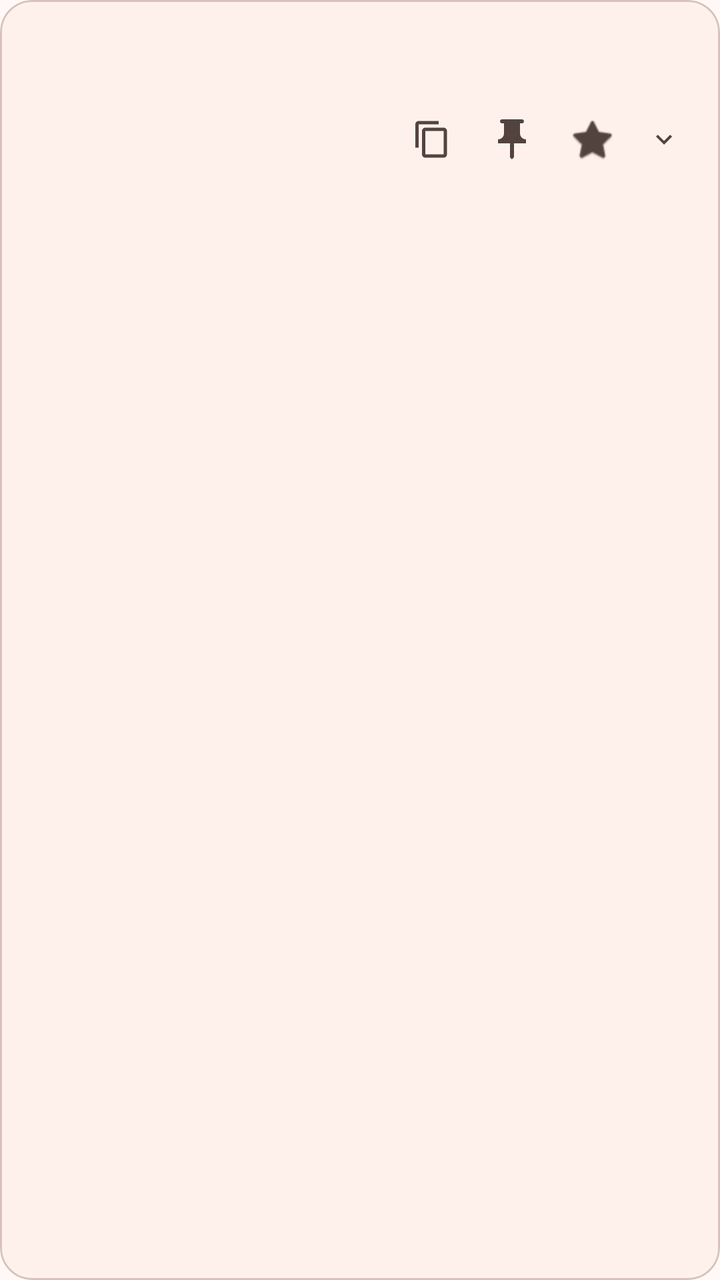
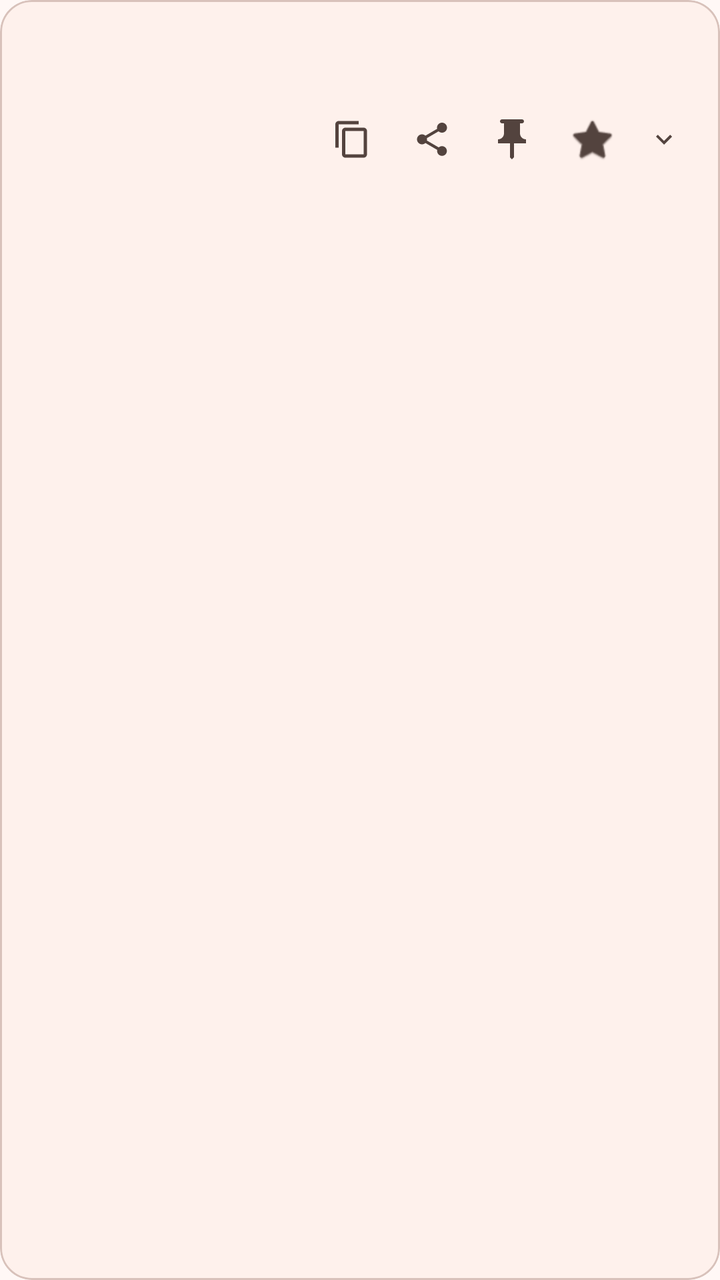

The first picture is an Android layout as it rendered before a commit; the second is the same layout after the commit. The layout source and the unified diff follow.
<!-- AndroidManifest.xml: application theme Theme.ClipboardManager -->
<!-- res/layout/item_clipboard.xml -->
<?xml version="1.0" encoding="utf-8"?>
<com.google.android.material.card.MaterialCardView
    xmlns:android="http://schemas.android.com/apk/res/android"
    xmlns:app="http://schemas.android.com/apk/res-auto"
    android:id="@+id/root"
    android:layout_width="match_parent"
    android:layout_height="wrap_content"
    android:layout_marginHorizontal="12dp"
    android:layout_marginVertical="6dp"
    app:cardCornerRadius="16dp"
    app:cardElevation="0dp"
    app:cardBackgroundColor="@color/md_theme_surfaceContainerLow"
    app:strokeWidth="1dp"
    app:strokeColor="@color/md_theme_outlineVariant"
    android:clickable="true"
    android:focusable="true">

    <LinearLayout
        android:layout_width="match_parent"
        android:layout_height="wrap_content"
        android:orientation="vertical"
        android:padding="16dp">

        <TextView
            android:id="@+id/clipText"
            android:layout_width="match_parent"
            android:layout_height="wrap_content"
            android:ellipsize="end"
            android:maxLines="3"
            android:textAppearance="?attr/textAppearanceBodyLarge"
            android:textColor="@color/md_theme_onSurface" />

        <com.google.android.material.imageview.ShapeableImageView
            android:id="@+id/clipImage"
            android:layout_width="match_parent"
            android:layout_height="180dp"
            android:layout_marginTop="8dp"
            android:scaleType="centerCrop"
            android:adjustViewBounds="true"
            android:visibility="gone"
            app:shapeAppearanceOverlay="@style/ShapeAppearance.Material3.Corner.Medium" />


        <LinearLayout
            android:id="@+id/detailContainer"
            android:layout_width="match_parent"
            android:layout_height="wrap_content"
            android:orientation="vertical"
            android:visibility="gone"
            android:layout_marginTop="12dp"
            android:paddingTop="12dp">

            <View
                android:layout_width="match_parent"
                android:layout_height="1dp"
                android:layout_marginBottom="12dp"
                android:background="@color/md_theme_outlineVariant" />

            <LinearLayout
                android:layout_width="match_parent"
                android:layout_height="wrap_content"
                android:orientation="horizontal"
                android:gravity="center_vertical"
                android:layout_marginBottom="8dp">

                <TextView
                    android:id="@+id/labelText"
                    android:layout_width="0dp"
                    android:layout_height="wrap_content"
                    android:layout_weight="1"
                    android:textAppearance="?attr/textAppearanceLabelLarge"
                    android:textColor="@color/md_theme_onSurfaceVariant"
                    android:hint="No label" />

                <ImageView
                    android:id="@+id/btnEditLabel"
                    android:layout_width="32dp"
                    android:layout_height="32dp"
                    android:padding="6dp"
                    android:background="?attr/selectableItemBackgroundBorderless"
                    android:src="@android:drawable/ic_menu_edit"
                    app:tint="@color/md_theme_onSurfaceVariant" />
            </LinearLayout>

            <TextView
                android:id="@+id/appNameText"
                android:layout_width="wrap_content"
                android:layout_height="wrap_content"
                android:textAppearance="?attr/textAppearanceTitleSmall"
                android:textColor="@color/md_theme_onSurface" />

            <TextView
                android:id="@+id/fullPackageText"
                android:layout_width="wrap_content"
                android:layout_height="wrap_content"
                android:textAppearance="?attr/textAppearanceBodySmall"
                android:textColor="@color/md_theme_onSurfaceVariant"
                android:layout_marginTop="4dp" />

            <TextView
                android:id="@+id/extraDetailsText"
                android:layout_width="wrap_content"
                android:layout_height="wrap_content"
                android:textAppearance="?attr/textAppearanceBodySmall"
                android:textColor="@color/md_theme_onSurfaceVariant"
                android:layout_marginTop="2dp" />

            <TextView
                android:id="@+id/wordCharCount"
                android:layout_width="wrap_content"
                android:layout_height="wrap_content"
                android:layout_marginTop="4dp"
                android:textAppearance="?attr/textAppearanceBodySmall"
                android:textColor="@color/md_theme_onSurfaceVariant"
                android:visibility="gone" />

            <LinearLayout
                android:layout_width="match_parent"
                android:layout_height="wrap_content"
                android:orientation="horizontal"
                android:layout_marginTop="12dp"
                android:gravity="start">

                <com.google.android.material.chip.Chip
                    android:id="@+id/chipSensitive"
                    style="@style/Widget.Material3.Chip.Filter"
                    android:layout_width="wrap_content"
                    android:layout_height="wrap_content"
                    android:layout_marginEnd="8dp"
                    android:text="Sensitive"
                    app:chipIcon="@android:drawable/ic_lock_lock" />

            </LinearLayout>

            <LinearLayout
                android:layout_width="match_parent"
                android:layout_height="wrap_content"
                android:orientation="horizontal"
                android:layout_marginTop="8dp"
                android:gravity="end">

                <com.google.android.material.button.MaterialButton
                    android:id="@+id/btnEdit"
                    style="@style/Widget.Material3.Button.TextButton.Icon"
                    android:layout_width="wrap_content"
                    android:layout_height="wrap_content"
                    android:layout_marginEnd="4dp"
                    android:text="Edit"
                    app:icon="@android:drawable/ic_menu_edit" />

                <com.google.android.material.button.MaterialButton
                    android:id="@+id/btnDelete"
                    style="@style/Widget.Material3.Button.TextButton.Icon"
                    android:layout_width="wrap_content"
                    android:layout_height="wrap_content"
                    android:text="Delete"
                    android:textColor="@color/md_theme_error"
                    app:iconTint="@color/md_theme_error"
                    app:icon="@android:drawable/ic_menu_delete" />

            </LinearLayout>

        </LinearLayout>

        <RelativeLayout
            android:layout_width="match_parent"
            android:layout_height="wrap_content"
            android:layout_marginTop="12dp">

            <TextView
                android:id="@+id/metaText"
                android:layout_width="wrap_content"
                android:layout_height="wrap_content"
                android:layout_centerVertical="true"
                android:textAppearance="?attr/textAppearanceLabelMedium"
                android:textColor="@color/md_theme_onSurfaceVariant" />

            <LinearLayout
                android:layout_width="wrap_content"
                android:layout_height="wrap_content"
                android:layout_alignParentEnd="true"
                android:orientation="horizontal"
                android:gravity="center_vertical">

                <ImageView
                    android:id="@+id/eyeIcon"
                    android:layout_width="40dp"
                    android:layout_height="40dp"
                    android:padding="10dp"
                    android:background="?attr/selectableItemBackgroundBorderless"
                    android:src="@drawable/ic_visibility"
                    android:visibility="gone"
                    app:tint="@color/md_theme_onSurfaceVariant" />


                <ImageView
                    android:id="@+id/quickCopy"
                    android:layout_width="40dp"
                    android:layout_height="40dp"
                    android:padding="10dp"
                    android:background="?attr/selectableItemBackgroundBorderless"
                    android:src="@drawable/ic_copy"
                    app:tint="@color/md_theme_onSurfaceVariant" />

                <ImageView
                    android:id="@+id/pinIcon"
                    android:layout_width="40dp"
                    android:layout_height="40dp"
                    android:padding="8dp"
                    android:background="?attr/selectableItemBackgroundBorderless"
                    android:src="@drawable/baseline_push_pin"
                    app:tint="@color/md_theme_onSurfaceVariant" />

                <ImageView
                    android:id="@+id/favoriteIcon"
                    android:layout_width="40dp"
                    android:layout_height="40dp"
                    android:padding="8dp"
                    android:background="?attr/selectableItemBackgroundBorderless"
                    android:src="@android:drawable/btn_star_big_off"
                    app:tint="@color/md_theme_onSurfaceVariant" />

                <ImageView
                    android:id="@+id/expandArrow"
                    android:layout_width="24dp"
                    android:layout_height="24dp"
                    android:layout_marginStart="4dp"
                    android:padding="4dp"
                    android:background="?attr/selectableItemBackgroundBorderless"
                    android:src="@drawable/ic_arrow_down"
                    app:tint="@color/md_theme_onSurfaceVariant" />

            </LinearLayout>

        </RelativeLayout>

    </LinearLayout>

</com.google.android.material.card.MaterialCardView>
<!-- resources referenced by this layout -->
<resources>
  <color name="md_theme_error">#B00000</color>
  <color name="md_theme_onSurface">#231A17</color>
  <color name="md_theme_onSurfaceVariant">#53433E</color>
  <color name="md_theme_outlineVariant">#D8C2BB</color>
  <color name="md_theme_surfaceContainerLow">#FEF1EC</color>
  <!-- drawable ic_arrow_down (drawable) -->
  <vector xmlns:android="http://schemas.android.com/apk/res/android"
      android:width="24dp"
      android:height="24dp"
      android:viewportWidth="24"
      android:viewportHeight="24">
      <path
          android:fillColor="#FF000000"
          android:pathData="M7.41,8.59L12,13.17l4.59,-4.58L18,10l-6,6,-6,-6 1.41,-1.41z"/>
  </vector>
  <!-- drawable ic_copy (drawable) -->
  <vector xmlns:android="http://schemas.android.com/apk/res/android"
      android:width="24dp"
      android:height="24dp"
      android:viewportWidth="24"
      android:viewportHeight="24"
      android:tint="@color/md_theme_control_normal">
    <path
        android:fillColor="@android:color/white"
        android:pathData="M16,1L4,1c-1.1,0 -2,0.9 -2,2v14h2V3h12V1zM19,5L8,5c-1.1,0 -2,0.9 -2,2v14c0,1.1 0.9,2 2,2h11c1.1,0 2,-0.9 2,-2L21,7c0,-1.1 -0.9,-2 -2,-2zM19,21L8,21L8,7h11v14z"/>
  </vector>
  <style name="Theme.ClipboardManager" parent="Base.Theme.ClipboardManager" />
  <color name="md_theme_control_normal">#53433E</color>
  <color name="md_theme_primary">#E8521A</color>
  <color name="md_theme_onPrimary">#FFFFFF</color>
  <color name="md_theme_primaryContainer">#FFDBCB</color>
  <color name="md_theme_onPrimaryContainer">#3B0900</color>
  <color name="md_theme_secondary">#775949</color>
  <color name="md_theme_onSecondary">#FFFFFF</color>
  <color name="md_theme_secondaryContainer">#FFDBCB</color>
  <color name="md_theme_onSecondaryContainer">#2B160B</color>
  <color name="md_theme_tertiary">#656032</color>
  <color name="md_theme_onTertiary">#FFFFFF</color>
  <color name="md_theme_tertiaryContainer">#EBE4AA</color>
  <color name="md_theme_onTertiaryContainer">#1F1C00</color>
  <color name="md_theme_onError">#FFFFFF</color>
  <color name="md_theme_errorContainer">#FFDAD6</color>
  <color name="md_theme_onErrorContainer">#410002</color>
  <color name="md_theme_background">#FFF8F6</color>
  <color name="md_theme_onBackground">#231A17</color>
  <color name="md_theme_surface">#FFF8F6</color>
  <color name="md_theme_surfaceVariant">#F5DED5</color>
  <color name="md_theme_surfaceContainerLowest">#FFFFFF</color>
  <color name="md_theme_surfaceContainer">#F8EBE6</color>
  <color name="md_theme_surfaceContainerHigh">#F2E4DE</color>
  <color name="md_theme_surfaceContainerHighest">#ECDDD7</color>
  <color name="md_theme_outline">#85736D</color>
  <color name="md_theme_inverseSurface">#382E2B</color>
  <color name="md_theme_inverseOnSurface">#FFEEE9</color>
  <color name="md_theme_inversePrimary">#FFB599</color>
  <color name="md_theme_scrim">#000000</color>
  <!-- unchanged entries left out for length: 3 -->
</resources>

<!-- the commit's change to res/layout/item_clipboard.xml (unified diff, before → after) -->
@@ -203,6 +203,15 @@
                     app:tint="@color/md_theme_onSurfaceVariant" />
 
                 <ImageView
+                    android:id="@+id/shareIcon"
+                    android:layout_width="40dp"
+                    android:layout_height="40dp"
+                    android:padding="10dp"
+                    android:background="?attr/selectableItemBackgroundBorderless"
+                    android:src="@drawable/ic_share"
+                    app:tint="@color/md_theme_onSurfaceVariant" />
+
+                <ImageView
                     android:id="@+id/pinIcon"
                     android:layout_width="40dp"
                     android:layout_height="40dp"
<!-- resource entries referenced after the edit -->
@@ -25,6 +25,16 @@
     <path
         android:fillColor="@android:color/white"
         android:pathData="M16,1L4,1c-1.1,0 -2,0.9 -2,2v14h2V3h12V1zM19,5L8,5c-1.1,0 -2,0.9 -2,2v14c0,1.1 0.9,2 2,2h11c1.1,0 2,-0.9 2,-2L21,7c0,-1.1 -0.9,-2 -2,-2zM19,21L8,21L8,7h11v14z"/>
+  </vector>
+  <!-- drawable ic_share (drawable) -->
+  <vector xmlns:android="http://schemas.android.com/apk/res/android"
+      android:width="24dp"
+      android:height="24dp"
+      android:viewportWidth="24"
+      android:viewportHeight="24">
+    <path
+        android:fillColor="@android:color/white"
+        android:pathData="M18,16.08c-0.76,0 -1.44,0.3 -1.96,0.77L8.91,12.7c0.05,-0.23 0.09,-0.47 0.09,-0.7s-0.04,-0.47 -0.09,-0.7l7.05,-4.11c0.54,0.5 1.25,0.81 2.04,0.81c1.66,0 3,-1.34 3,-3s-1.34,-3 -3,-3s-3,1.34 -3,3c0,0.23 0.04,0.47 0.09,0.7L8.04,9.81C7.5,9.31 6.79,9 6,9c-1.66,0 -3,1.34 -3,3s1.34,3 3,3c0.79,0 1.5,-0.31 2.04,-0.81l7.12,4.16c-0.05,0.21 -0.08,0.43 -0.08,0.65c0,1.61 1.31,2.92 2.92,2.92s2.92,-1.31 2.92,-2.92s-1.31,-2.92 -2.92,-2.92z"/>
   </vector>
   <style name="Theme.ClipboardManager" parent="Base.Theme.ClipboardManager" />
   <color name="md_theme_control_normal">#53433E</color>
